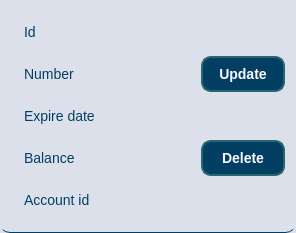
This is course_work/source/menu/card_widget.ui in R-Kiselev/Lab1 as Qt 5 draws it before an edit. The edited form follows.
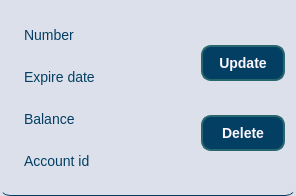
This is the edited form.

```diff
--- a/course_work/source/menu/card_widget.ui
+++ b/course_work/source/menu/card_widget.ui
@@ -7,7 +7,7 @@
     <x>0</x>
     <y>0</y>
     <width>296</width>
-    <height>233</height>
+    <height>196</height>
    </rect>
   </property>
   <property name="windowTitle">
@@ -67,20 +67,13 @@
      <item row="0" column="0">
       <layout class="QVBoxLayout" name="verticalLayout">
        <item>
-        <widget class="QLabel" name="labelId">
+        <widget class="QLabel" name="labelNumber">
          <property name="sizePolicy">
           <sizepolicy hsizetype="MinimumExpanding" vsizetype="Preferred">
            <horstretch>0</horstretch>
            <verstretch>0</verstretch>
           </sizepolicy>
          </property>
-         <property name="text">
-          <string>Id</string>
-         </property>
-        </widget>
-       </item>
-       <item>
-        <widget class="QLabel" name="labelNumber">
          <property name="text">
           <string>Number</string>
          </property>
```
